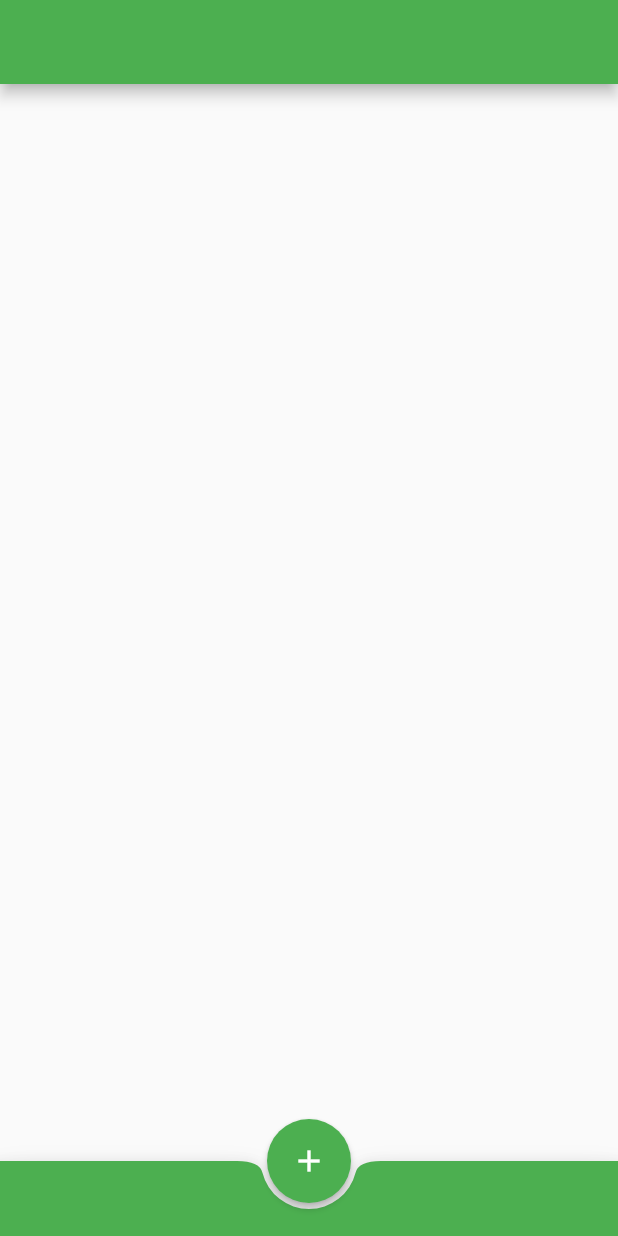
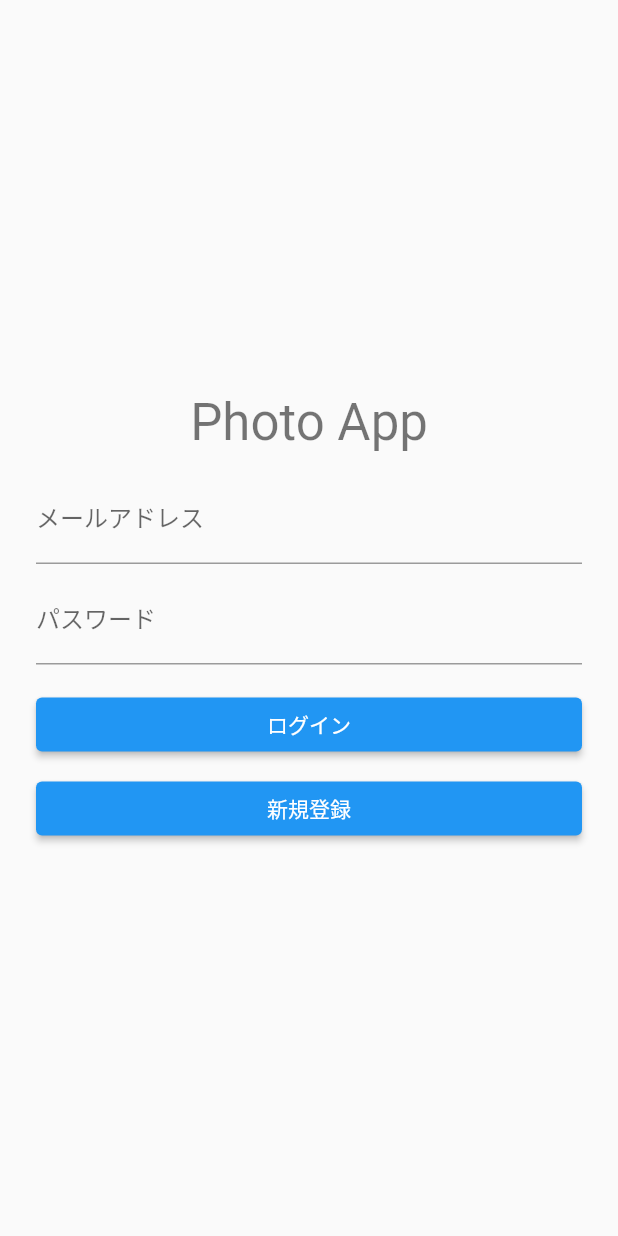
Before and after one commit to salan70/recipe, a Flutter app: the screen it shows after launch, on a phone screen of 412 x 824 dp. Run offline on Flutter 3.47's test engine with Material 2 defaults, Android fonts, the phone set to English and light mode, and no system bars; our stand-ins replace cloud_firestore, file_picker, firebase_auth, firebase_core, firebase_storage, flutter_riverpod; missing offline and left inert: photoapp; accounts and stored records are empty.

Commit message:
login機能

```diff
--- a/lib/general_providers.dart
+++ /dev/null
@@ -1,6 +0,0 @@
-import 'package:firebase_auth/firebase_auth.dart';
-import 'package:flutter_riverpod/flutter_riverpod.dart';
-
-// firebaseAuthのインスタンスを提供
-final firebaseAuthProvider =
-    Provider<FirebaseAuth>((ref) => FirebaseAuth.instance);
--- a/lib/main.dart
+++ b/lib/main.dart
@@ -1,23 +1,43 @@
 import 'package:flutter/material.dart';
 import 'package:firebase_core/firebase_core.dart';
 import 'package:flutter_riverpod/flutter_riverpod.dart';
-import 'recipe_list_screen.dart';
+import 'recipe_list/recipe_list_screen.dart';
+import 'package:recipe/sign_in/sign_in_screen.dart';
 
-void main() async {
-  // WidgetsFlutterBinding.ensureInitialized();
-  await Firebase.initializeApp();
-  runApp(ProviderScope(child: MyRecipeApp()));
+// 一旦コメントアウト
+// void main() async {
+//   WidgetsFlutterBinding.ensureInitialized();
+//   await Firebase.initializeApp();
+//   runApp(ProviderScope(child: MyRecipeApp()));
+// }
+//
+// class MyRecipeApp extends StatelessWidget {
+//   @override
+//   Widget build(BuildContext context) {
+//     return MaterialApp(
+//       title: 'My Recipe App',
+//       theme: ThemeData(
+//         primarySwatch: Colors.blue,
+//       ),
+//       home: RecipeListPage(),
+//     );
+//   }
+// }
+
+void main() {
+  runApp(MyApp());
 }
 
-class MyRecipeApp extends StatelessWidget {
+class MyApp extends StatelessWidget {
   @override
   Widget build(BuildContext context) {
     return MaterialApp(
-      title: 'My Recipe App',
+      title: 'Photo App',
       theme: ThemeData(
         primarySwatch: Colors.blue,
       ),
-      home: RecipeListPage(),
+      // アプリ起動時にログイン画面を表示
+      home: SignInScreen(),
     );
   }
 }
--- a/lib/recipe_list_screen.dart
+++ /dev/null
@@ -1,43 +0,0 @@
-import 'package:flutter/material.dart';
-
-// レシピ一覧画面
-class RecipeListPage extends StatelessWidget {
-  const RecipeListPage({Key? key}) : super(key: key);
-
-  @override
-  Widget build(BuildContext context) {
-    return Scaffold(
-      appBar: AppBar(
-        backgroundColor: Colors.green,
-      ),
-      body: Column(),
-      floatingActionButton: FloatingActionButton(
-        backgroundColor: Colors.green,
-        child: Icon(Icons.add),
-        elevation: 2.0,
-        onPressed: () {},
-      ),
-      floatingActionButtonLocation: FloatingActionButtonLocation.centerDocked,
-      bottomNavigationBar: BottomAppBar(
-        color: Colors.green,
-        child: Container(height: 50.0),
-        shape: CircularNotchedRectangle(),
-      ),
-    );
-  }
-}
-
-// レシピ一覧Widget
-class RecipeGridView extends StatelessWidget {
-  const RecipeGridView({Key? key}) : super(key: key);
-
-  @override
-  Widget build(BuildContext context) {
-    return GridView.count(
-      crossAxisCount: 2,
-      mainAxisSpacing: 16,
-      crossAxisSpacing: 16,
-      padding: const EdgeInsets.all(8),
-    );
-  }
-}
--- /dev/null
+++ b/lib/sign_in/sign_in_screen.dart
@@ -0,0 +1,129 @@
+import 'package:flutter/material.dart';
+import 'package:firebase_auth/firebase_auth.dart';
+import 'package:recipe/recipe_list/recipe_list_screen.dart';
+
+class SignInScreen extends StatefulWidget {
+  @override
+  _SignInScreenState createState() => _SignInScreenState();
+}
+
+class _SignInScreenState extends State<SignInScreen> {
+  final GlobalKey<FormState> _formKey = GlobalKey<FormState>();
+  // メールアドレス用のTextEditingController
+  final TextEditingController _emailController = TextEditingController();
+  // パスワード用のTextEditingController
+  final TextEditingController _passwordController = TextEditingController();
+
+  @override
+  Widget build(BuildContext context) {
+    return Scaffold(
+      key: _formKey,
+      body: Center(
+        child: Padding(
+          padding: const EdgeInsets.symmetric(horizontal: 24),
+          // Columnを使い縦に並べる
+          child: Column(
+            mainAxisAlignment: MainAxisAlignment.center,
+            children: [
+              // タイトル
+              Text(
+                'Photo App',
+                style: Theme.of(context).textTheme.headline4,
+              ),
+              SizedBox(height: 16),
+              // 入力フォーム（メールアドレス）
+              TextFormField(
+                decoration: InputDecoration(labelText: 'メールアドレス'),
+                keyboardType: TextInputType.emailAddress,
+                // メールアドレス用のバリデーション
+                validator: (String? value) {
+                  if (value?.isEmpty == true) {
+                    return 'メールアドレスを入力してください!!!';
+                  }
+                  return null;
+                },
+              ),
+
+              SizedBox(height: 8),
+              // 入力フォーム（パスワード）
+              TextFormField(
+                decoration: InputDecoration(labelText: 'パスワード'),
+                keyboardType: TextInputType.visiblePassword,
+                obscureText: true,
+                // パスワード用のバリデーション
+                validator: (String? value) {
+                  if (value?.isEmpty == true) {
+                    Text('パスワード入力してください');
+                    return 'パスワードを入力してください!!!';
+                  }
+                  return null;
+                },
+              ),
+              SizedBox(height: 16),
+              SizedBox(
+                width: double.infinity,
+                // ボタン（ログイン）
+                child: ElevatedButton(
+                  onPressed: () => _onSignIn(),
+                  child: Text('ログイン'),
+                ),
+              ),
+              SizedBox(height: 8),
+              SizedBox(
+                width: double.infinity,
+                // ボタン（新規登録）
+                child: ElevatedButton(
+                  onPressed: () => _onSignUp(),
+                  child: Text('新規登録'),
+                ),
+              ),
+            ],
+          ),
+        ),
+      ),
+    );
+  }
+
+  void _onSignIn() {
+    // 入力内容を確認する
+    if (_formKey.currentState?.validate() != true) {
+      // エラーメッセージがあるため処理を中断する
+      return;
+    }
+  }
+
+  Future<void> _onSignUp() async {
+    print('in onSignUp');
+    try {
+      if (_formKey.currentState?.validate() != true) {
+        return;
+      }
+
+      // メールアドレス・パスワードで新規登録
+      //   TextEditingControllerから入力内容を取得
+      //   Authenticationを使った複雑な処理はライブラリがやってくれる
+      final String email = _emailController.text;
+      final String password = _passwordController.text;
+      await FirebaseAuth.instance
+          .createUserWithEmailAndPassword(email: email, password: password);
+
+      // レシピ一覧画面に切り替え
+      Navigator.of(context).pushReplacement(
+        MaterialPageRoute(
+          builder: (_) => RecipeListPage(),
+        ),
+      );
+    } catch (e) {
+      // 失敗したらエラーメッセージを表示
+      await showDialog(
+        context: context,
+        builder: (context) {
+          return AlertDialog(
+            title: Text('エラー'),
+            content: Text(e.toString()),
+          );
+        },
+      );
+    }
+  }
+}
--- a/pubspec.yaml
+++ b/pubspec.yaml
@@ -19,6 +19,7 @@ dependencies:
   firebase_auth: ^3.0.2
   firebase_storage: ^10.0.2
 
+  image_picker: ^0.8.3+3
   file_picker: ^4.0.0
 
 dev_dependencies:
```
Also changed, not shown: lib/controllers/auth_controller.dart (deleted, +0 -47 lines), lib/providers.dart (added, +22 -0 lines), lib/recipe_list/recipe_list_screen.dart (added, +79 -0 lines), lib/repositories/auth_repository.dart (deleted, +0 -69 lines), lib/repositories/custom_exception.dart (deleted, +0 -9 lines), lib/add_recipe/add_recipe_screen.dart (added), lib/add_recipe/add_redipe_model.dart (added), pubspec.lock, 29 other files.
